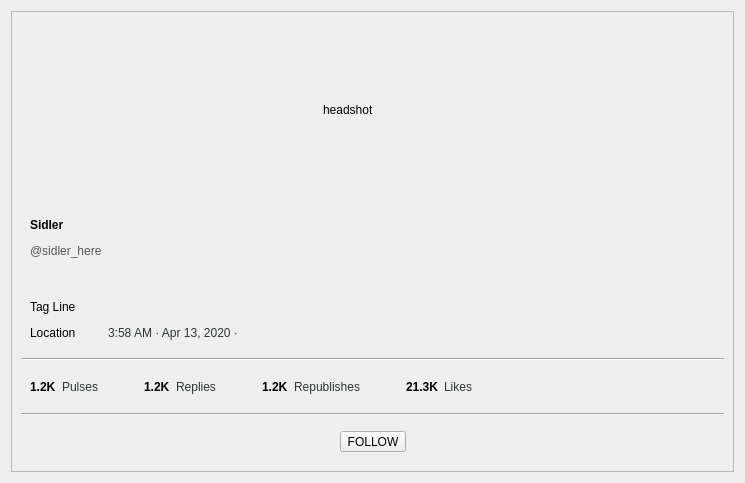
Above: retroshare-gui/src/gui/TheWire/PulseViewGroup.ui from RetroShare/RetroShare before the change. Below: the same form after it.
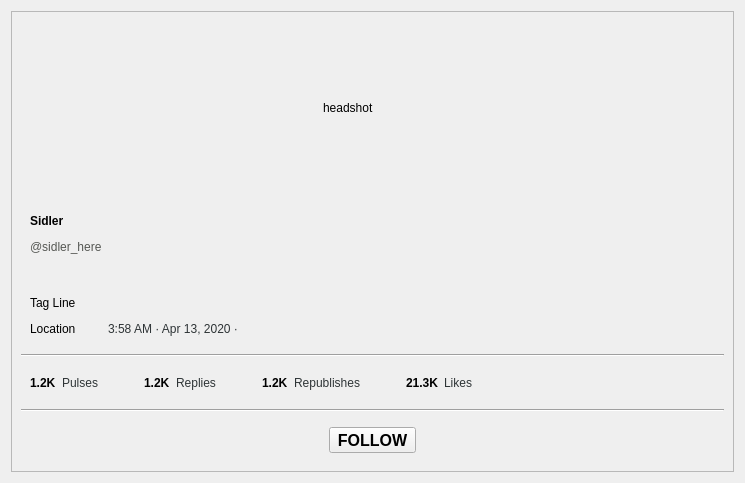
That is the form after the change.

The edit to the form file:
```diff
--- a/retroshare-gui/src/gui/TheWire/PulseViewGroup.ui
+++ b/retroshare-gui/src/gui/TheWire/PulseViewGroup.ui
@@ -296,7 +296,7 @@
        </widget>
       </item>
       <item>
-       <widget class="Line" name="line_2">
+       <widget class="Line" name="line_1">
         <property name="orientation">
          <enum>Qt::Horizontal</enum>
         </property>
@@ -470,7 +470,7 @@
        </widget>
       </item>
       <item>
-       <widget class="Line" name="line">
+       <widget class="Line" name="line_2">
         <property name="orientation">
          <enum>Qt::Horizontal</enum>
         </property>
@@ -505,7 +505,14 @@
           </spacer>
          </item>
          <item>
-          <widget class="QToolButton" name="toolButton_follow">
+          <widget class="QToolButton" name="followButton">
+           <property name="font">
+            <font>
+             <pointsize>12</pointsize>
+             <weight>75</weight>
+             <bold>true</bold>
+            </font>
+           </property>
            <property name="text">
             <string>FOLLOW</string>
            </property>
```
Left out of the diff: 62 changed lines with no effect on the pictures.
